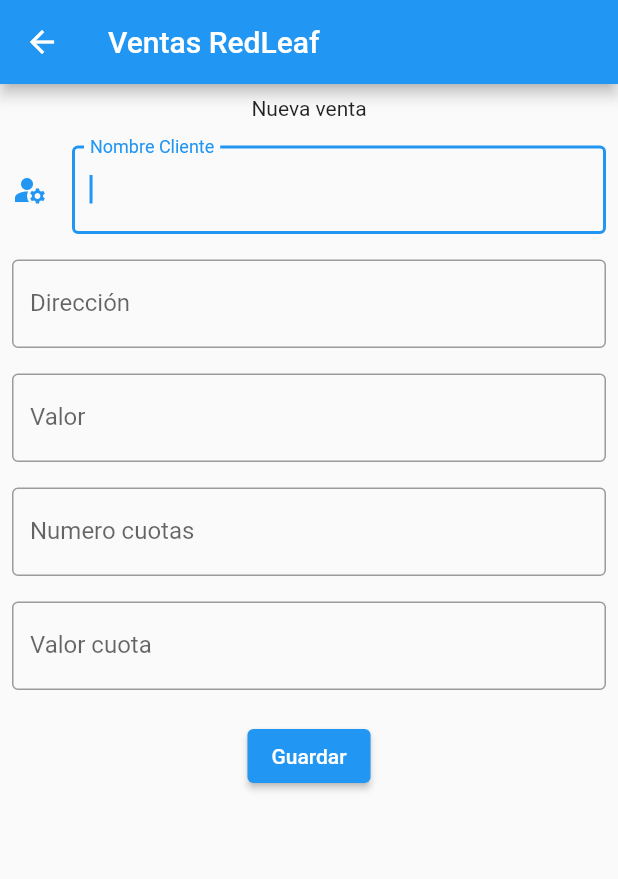
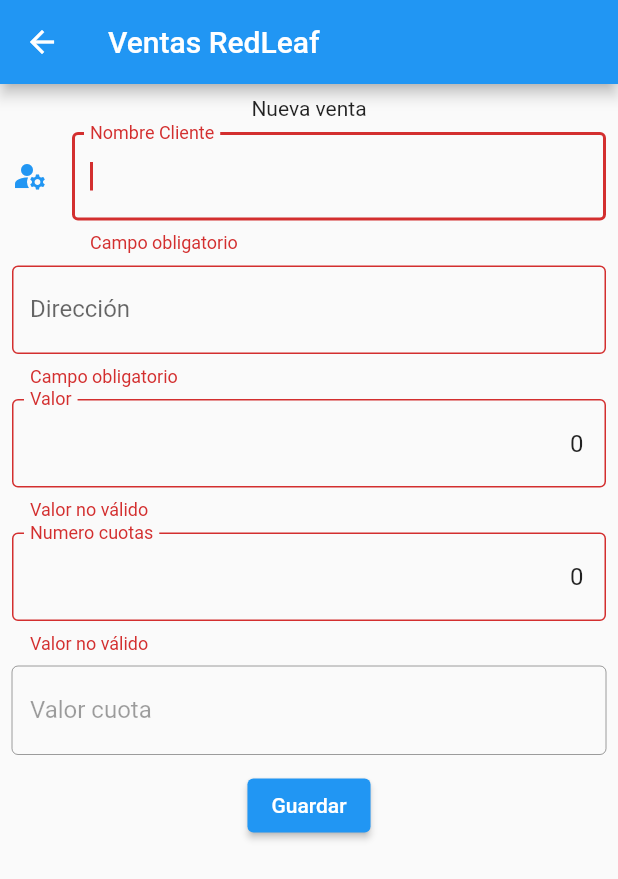
Before and after one commit to SilviaBec/AppUno, a Flutter app: the NewSalePage screen opened directly, after a tap on "Guardar", on a phone screen of 412 x 824 dp. Shown: the top 879 px of the screen. Run offline on Flutter 3.47's test engine with Material 2 defaults, Android fonts, the phone set to English and light mode, and no system bars.

Commit message:
Optimización newSale

```diff
--- a/lib/pages/new_sale.dart
+++ b/lib/pages/new_sale.dart
@@ -15,9 +15,9 @@
           const Text ("Nueva venta"),
 
           const SizedBox(
-            height: 17,
+            height: 8,
           ),
-          _formulario(),
+          _formulario(context),
 
 
           ],),
@@ -25,7 +25,7 @@
       )
     );
   }
-  Widget _formulario(){
+  Widget _formulario(BuildContext context){
 
     final formkey = GlobalKey<FormState>();
     return Form(
@@ -34,55 +34,48 @@
       _campoCliente(),
 
           const SizedBox(
-            height: 17,
+            height: 8,
           ),
 
-          const TextField(
-                decoration: InputDecoration(
-                border: OutlineInputBorder(),
-                labelText: 'Dirección',
-            ),
+          _campoDireccion(),
+
+          const SizedBox(
+            height: 8,
           ),
 
+          _campoMonto(),
           const SizedBox(
-            height: 17,
-          ),
-
-          const  TextField(
-                decoration: InputDecoration(
-                border: OutlineInputBorder(),
-                labelText: 'Valor',
-            ),
-          ),
-          const SizedBox(
-            height: 17,
+            height: 8,
           ),
 
 
-                const  TextField(
-                decoration: InputDecoration(
-                border: OutlineInputBorder(),
-                labelText: 'Numero cuotas',
-            ),
+        _numeroCuotas(),
+
+          const SizedBox(
+            height: 8,
           ),
 
-          const SizedBox(
-            height: 17,
-          ),
-
-                const  TextField(
-                decoration: InputDecoration(
-                border: OutlineInputBorder(),
-                labelText: 'Valor cuota',
-            ),
-          ),
+        _valorCuota(),
+        // const SizedBox(
+        //     height: 8,
+        //   ),
+        // _periodicidad(),
           // DropdownButton(items: [DropdownMenuItem(child: Text("Diario"))], onChanged: (value){}),
 
           const SizedBox(
-            height: 20,
+            height: 10,
           ),
 
-          ElevatedButton(onPressed: (){}, child: const Text("Guardar"))
+          ElevatedButton(onPressed: (){
+            if(formkey.currentState!.validate()){
+              //Falta guardar en BD
+              ScaffoldMessenger.of(context).showSnackBar(const SnackBar(
+                content:Text("venta exitosa"),
+              ),);
+Navigator.pop(context);
+            }
+
+          }, child: const Text("Guardar"))
       ],),
     );
   }
@@ -107,4 +100,96 @@
 
     );
   }
+  Widget _campoDireccion(){
+    return  TextFormField(
+      keyboardType: TextInputType.streetAddress,
+                decoration:const InputDecoration(
+                border: OutlineInputBorder(),
+                labelText: 'Dirección',
+            ),
+          validator: ((value) {
+    if (value==null || value.isEmpty) {
+      return "Campo obligatorio";
+
+    }
+    return null;
+  }),
+
+          );
+  }
+
+  Widget _campoMonto(){
+    return TextFormField(
+      keyboardType: TextInputType.number,
+      initialValue: "0",
+      textAlign: TextAlign.right,
+                decoration: const InputDecoration(
+                border: OutlineInputBorder(),
+                labelText: 'Valor',
+            ),
+          validator: ((value) {
+    if (value==null || value.isEmpty) {
+      return "Campo obligatorio";
+
+    }
+    if(int.parse(value)<1){
+      return "Valor no válido";
+    }
+    return null;
+  }),
+
+          );
+  }
+  Widget _numeroCuotas(){
+    return  TextFormField(
+      keyboardType: TextInputType.number,
+      initialValue: "0",
+      textAlign: TextAlign.right,
+                decoration: const InputDecoration(
+                border: OutlineInputBorder(),
+                labelText: 'Numero cuotas',
+            ),
+validator: ((value) {
+    if (value==null || value.isEmpty) {
+      return "Campo obligatorio";
+
+    }
+    if(int.parse(value)<1){
+      return "Valor no válido";
+    }
+    return null;
+  })
+
+
+          );
+  }
+  Widget _valorCuota(){
+    return  TextFormField(
+      enabled:false,
+      keyboardType:  TextInputType.number,
+                decoration: const InputDecoration(
+                border: OutlineInputBorder(),
+                labelText: 'Valor cuota',
+            ),
+          );
+  }
+
+  // Widget _periodicidad(){
+  //   var opciones =<String>["Diario", "Semanal", "Quincenal", "Mensual"];
+  //   return Expanded(
+  //     child:DropdownButtonFormField(
+  //     decoration: const InputDecoration(
+  //               border: OutlineInputBorder(),
+  //               labelText: 'Periodicidad'
+  //   ),
+  //   items: opciones
+  //   .map<DropdownMenuItem<String>>((String value) => DropdownMenuItem<String>(
+  //       value: value,
+  //       child: Text(value),
+  //       )).toList(),
+  //       onChanged: (value){},
+  //   )
+  //   );
+  // }
+
 }
```
